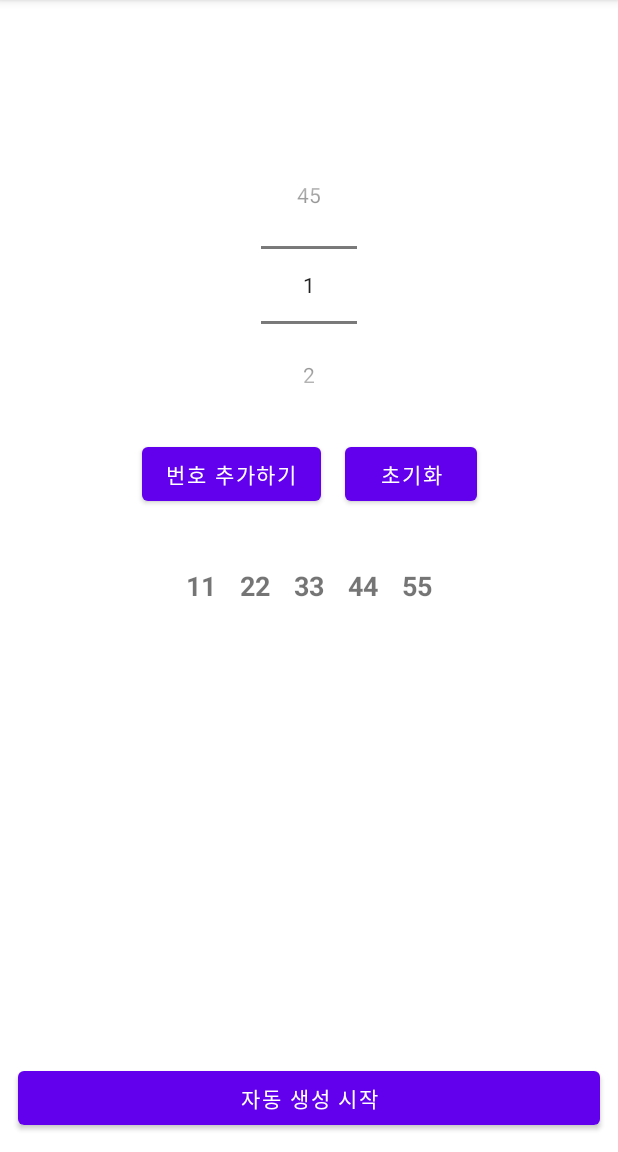
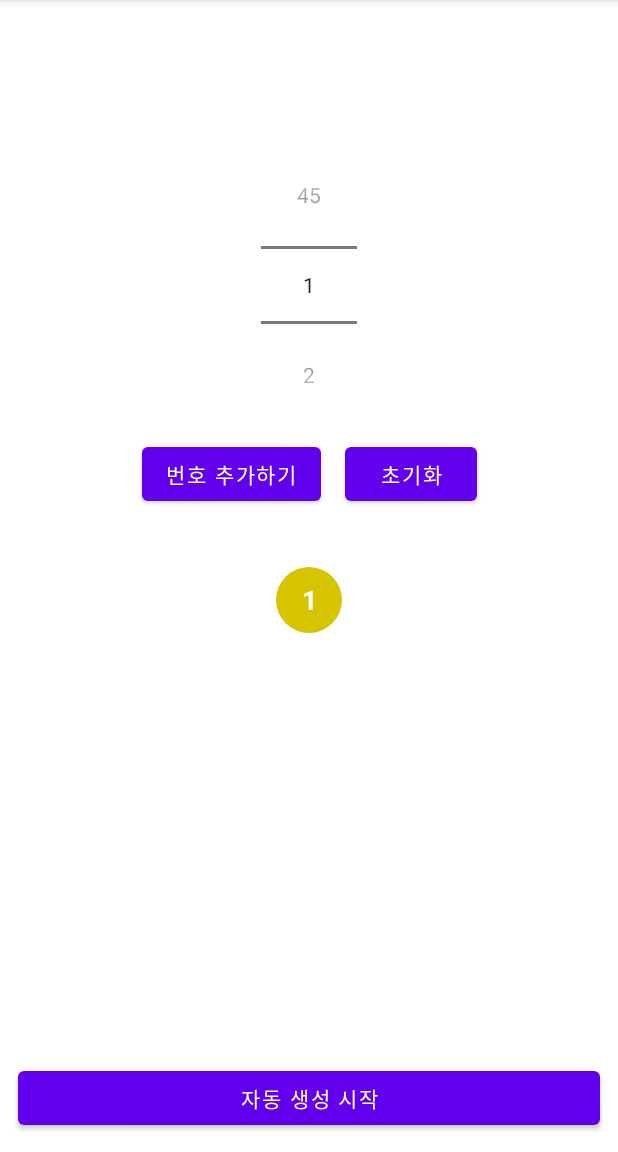
Before and after one commit to MyAllStudyAndPortFolio/LotteryTest, an Android app: the screen it shows after launch (MainActivity), after a tap on "번호 추가하기", on a phone screen of 412 x 824 dp, the part 84-1236 px from its top. Run offline under Robolectric (Android 15) with nearby library versions, the phone set to English and light mode, and no system bars.

Commit message:
finish making lottery

```diff
--- a/app/src/main/java/com/example/lotterypart/MainActivity.kt
+++ b/app/src/main/java/com/example/lotterypart/MainActivity.kt
@@ -1,11 +1,15 @@
 package com.example.lotterypart
 
+import android.content.Context
 import androidx.appcompat.app.AppCompatActivity
 import android.os.Bundle
 import android.util.Log
 import android.widget.Button
 import android.widget.NumberPicker
+import android.widget.TextView
 import android.widget.Toast
+import androidx.core.content.ContextCompat
+import androidx.core.view.isVisible
 
 class MainActivity : AppCompatActivity() {
 
@@ -25,6 +29,22 @@ class MainActivity : AppCompatActivity() {
         findViewById<NumberPicker>(R.id.numberPicker)
     }
 
+    private val numberTextViewList: List<TextView> by lazy{
+        listOf<TextView>(
+            findViewById<TextView>(R.id.Ball1),
+
+            findViewById<TextView>(R.id.Ball2),
+
+            findViewById<TextView>(R.id.Ball3),
+
+            findViewById<TextView>(R.id.Ball4),
+
+            findViewById<TextView>(R.id.Ball5),
+
+            findViewById<TextView>(R.id.Ball6),
+        )
+    }
+
     private var didRun = false
 
     private var pickNumberSet = hashSetOf<Int>()
@@ -38,11 +58,22 @@ class MainActivity : AppCompatActivity() {
 
         initRunButton()
         initAddButton()
+        initClearButton()
     }
 
     private fun initRunButton(){
         runButton.setOnClickListener {
             val list = getRandomNumber()
+            didRun = true
+
+            list.forEachIndexed{ index, number ->
+                val textView = numberTextViewList[index]
+
+                textView.text = number.toString()
+                textView.isVisible = true
+
+                setNumberBackground(number, textView)
+            }
 
             Log.d("MainActivity",list.toString())
         }
@@ -55,27 +86,62 @@ class MainActivity : AppCompatActivity() {
             }
             if(pickNumberSet.size>=5){
                 Toast.makeText(this, "번호는 최대 5개 입니다.",Toast.LENGTH_SHORT).show()
-
+                return@setOnClickListener
             }
             if(pickNumberSet.contains(numberPicker.value)){
                 Toast.makeText(this, "이미 선택하신 번호 입니다 다시 입력해 주세요", Toast.LENGTH_SHORT).show()
+                return@setOnClickListener
             }
+
+            val textView = numberTextViewList[pickNumberSet.size]
+            textView.isVisible=true
+            textView.text=numberPicker.value.toString()
+
+
+            setNumberBackground(numberPicker.value, textView)
+
+            pickNumberSet.add(numberPicker.value)
 
         }
 
+    }
 
+    private fun setNumberBackground(number:Int, textView: TextView){
+
+        when(number){
+            in 1..10 -> textView.background = ContextCompat.getDrawable(this,R.drawable.ball1to10)
+            in 11..20 -> textView.background = ContextCompat.getDrawable(this,R.drawable.ball11to20)
+            in 21..30 -> textView.background = ContextCompat.getDrawable(this,R.drawable.ball21to30)
+            in 31..40 -> textView.background = ContextCompat.getDrawable(this,R.drawable.ball31to40)
+            else -> textView.background = ContextCompat.getDrawable(this,R.drawable.ball41to50)
+        }
+
+    }
+    private fun initClearButton(){
+        clearButton.setOnClickListener {
+            pickNumberSet.clear()
+            numberTextViewList.forEach{
+                it.isVisible=false
+
+            }
+            didRun=false
+        }
     }
 
     private fun getRandomNumber() : List<Int>{
         val numberList = mutableListOf<Int>()
             .apply {
                 for (i in 1..45){
+                    if(pickNumberSet.contains(i)){
+                        continue
+                    }
+
                     this.add(i)
                 }
             }
 
         numberList.shuffle()
-        val newList = numberList.subList(0,6)
+        val newList = pickNumberSet.toList()+ numberList.subList(0,6-pickNumberSet.size)
         return newList.sorted()
 
 
--- /dev/null
+++ b/app/src/main/res/drawable/ball11to20.xml
@@ -0,0 +1,10 @@
+<?xml version="1.0" encoding="utf-8"?>
+<shape xmlns:android="http://schemas.android.com/apk/res/android"
+    android:shape = "oval">
+
+    <solid
+        android:color = "#5Fb5DB"/>
+    <size
+        android:width = "44dp"
+        android:height = "44dp"/>
+</shape>
--- /dev/null
+++ b/app/src/main/res/drawable/ball1to10.xml
@@ -0,0 +1,10 @@
+<?xml version="1.0" encoding="utf-8"?>
+<shape xmlns:android="http://schemas.android.com/apk/res/android"
+    android:shape = "oval">
+
+    <solid
+        android:color = "#D7C400"/>
+    <size
+        android:width = "44dp"
+        android:height = "44dp"/>
+</shape>
--- /dev/null
+++ b/app/src/main/res/drawable/ball21to30.xml
@@ -0,0 +1,10 @@
+<?xml version="1.0" encoding="utf-8"?>
+<shape xmlns:android="http://schemas.android.com/apk/res/android"
+    android:shape = "oval">
+
+    <solid
+        android:color = "#FF7272"/>
+    <size
+        android:width = "44dp"
+        android:height = "44dp"/>
+</shape>
--- /dev/null
+++ b/app/src/main/res/drawable/ball31to40.xml
@@ -0,0 +1,10 @@
+<?xml version="1.0" encoding="utf-8"?>
+<shape xmlns:android="http://schemas.android.com/apk/res/android"
+    android:shape = "oval">
+
+    <solid
+        android:color = "#AAAAAA"/>
+    <size
+        android:width = "44dp"
+        android:height = "44dp"/>
+</shape>
--- /dev/null
+++ b/app/src/main/res/drawable/ball41to50.xml
@@ -0,0 +1,10 @@
+<?xml version="1.0" encoding="utf-8"?>
+<shape xmlns:android="http://schemas.android.com/apk/res/android"
+    android:shape = "oval">
+
+    <solid
+        android:color = "#B0D840"/>
+    <size
+        android:width = "44dp"
+        android:height = "44dp"/>
+</shape>
--- a/app/src/main/res/layout/activity_main.xml
+++ b/app/src/main/res/layout/activity_main.xml
@@ -63,42 +63,86 @@
             android:id="@+id/Ball1"
             android:layout_width="wrap_content"
             android:layout_height="wrap_content"
-            android:textStyle="bold"
             android:layout_margin="8dp"
             android:text="11"
-            android:textSize="18sp"/>
+            android:gravity="center"
+            android:textColor="@color/white"
+            android:background="@drawable/ball1to10"
+
+            android:textSize="18sp"
+            android:textStyle="bold"
+            android:visibility="gone"
+            tools:visibility="visible" />
+
         <TextView
             android:id="@+id/Ball2"
             android:layout_width="wrap_content"
             android:layout_height="wrap_content"
+            android:layout_margin="8dp"
+            android:gravity="center"
+            android:textColor="@color/white"
+            android:text="22"
+            android:textSize="18sp"
             android:textStyle="bold"
-            android:layout_margin="8dp"
-            android:text="22"
-            android:textSize="18sp"/>
+            android:visibility="gone"
+            android:background="@drawable/ball11to20"
+            tools:visibility="visible" />
+
         <TextView
             android:id="@+id/Ball3"
             android:layout_width="wrap_content"
             android:layout_height="wrap_content"
+            android:gravity="center"
+            android:textColor="@color/white"
+            android:layout_margin="8dp"
+            android:background="@drawable/ball21to30"
+            android:text="33"
+            android:textSize="18sp"
             android:textStyle="bold"
-            android:layout_margin="8dp"
-            android:text="33"
-            android:textSize="18sp"/>
+            android:visibility="gone"
+            tools:visibility="visible" />
+
         <TextView
             android:id="@+id/Ball4"
             android:layout_width="wrap_content"
             android:layout_height="wrap_content"
+            android:layout_margin="8dp"
+            android:background="@drawable/ball31to40"
+            android:gravity="center"
+            android:textColor="@color/white"
+            android:text="44"
+            android:textSize="18sp"
             android:textStyle="bold"
-            android:layout_margin="8dp"
-            android:text="44"
-            android:textSize="18sp"/>
+            android:visibility="gone"
+            tools:visibility="visible" />
+
         <TextView
             android:id="@+id/Ball5"
             android:layout_width="wrap_content"
             android:layout_height="wrap_content"
-            android:textStyle="bold"
+            android:gravity="center"
+            android:background="@drawable/ball41to50"
+            android:textColor="@color/white"
             android:layout_margin="8dp"
             android:text="55"
-            android:textSize="18sp"/>
+            android:textSize="18sp"
+            android:textStyle="bold"
+            android:visibility="gone"
+            tools:visibility="visible" />
+
+        <TextView
+            android:id="@+id/Ball6"
+            android:layout_width="wrap_content"
+            android:layout_height="wrap_content"
+            android:gravity="center"
+            android:textColor="@color/white"
+            android:background="@drawable/ball41to50"
+            android:layout_margin="8dp"
+            android:text="66"
+            android:textSize="18sp"
+            android:textStyle="bold"
+            android:visibility="gone"
+            tools:visibility="visible" />
 
 
     </LinearLayout>
```
